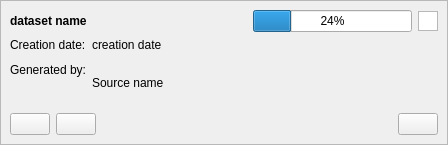
ConservationInternational/trends.earth, file LDMP/gui/WidgetDatasetItem.ui: the form before one commit.
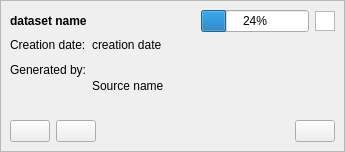
The form after the commit. Icons and pictures are not drawn.

Commit message: dataset widget set correctly to the seize of cell size

What changed in the file:
```diff
--- a/LDMP/gui/WidgetDatasetItem.ui
+++ b/LDMP/gui/WidgetDatasetItem.ui
@@ -6,8 +6,8 @@
    <rect>
     <x>0</x>
     <y>0</y>
-    <width>448</width>
-    <height>145</height>
+    <width>345</width>
+    <height>152</height>
    </rect>
   </property>
   <property name="sizePolicy">
@@ -23,6 +23,9 @@
    <property name="spacing">
     <number>0</number>
    </property>
+   <property name="sizeConstraint">
+    <enum>QLayout::SetMaximumSize</enum>
+   </property>
    <property name="leftMargin">
     <number>0</number>
    </property>
```
The commit also changes 3 other files.
